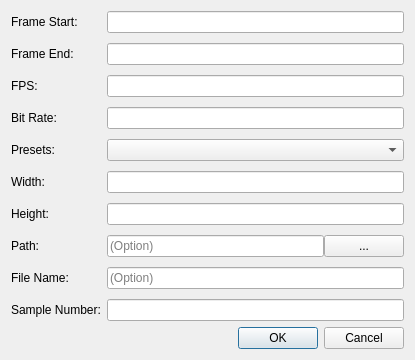
Before: the Qt Designer form ui/zenoedit/dialog/zrecorddlg.ui in zenustech/zeno, drawn with Qt 5.
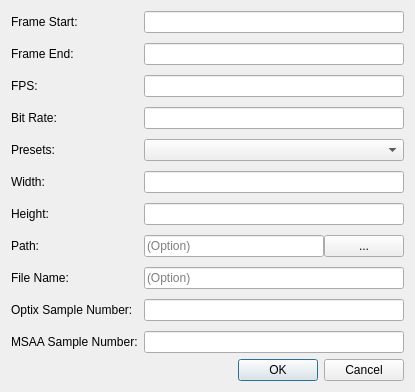
After: the same form once the commit is applied.

The edit to the form file:
```diff
--- a/ui/zenoedit/dialog/zrecorddlg.ui
+++ b/ui/zenoedit/dialog/zrecorddlg.ui
@@ -101,12 +101,23 @@
      <item row="9" column="0">
       <widget class="QLabel" name="label">
        <property name="text">
-        <string>Sample Number:</string>
+        <string>Optix Sample Number:</string>
        </property>
       </widget>
      </item>
      <item row="9" column="1">
-      <widget class="QLineEdit" name="sampleNumber"/>
+      <widget class="QLineEdit" name="optixSamplerNumber"/>
+     </item>
+
+     <item row="10" column="0">
+      <widget class="QLabel" name="label">
+       <property name="text">
+        <string>MSAA Sample Number:</string>
+       </property>
+      </widget>
+     </item>
+     <item row="10" column="1">
+      <widget class="QLineEdit" name="msaaSamplerNumber"/>
      </item>
      <item row="6" column="1">
       <widget class="QLineEdit" name="lineHeight"/>
```
